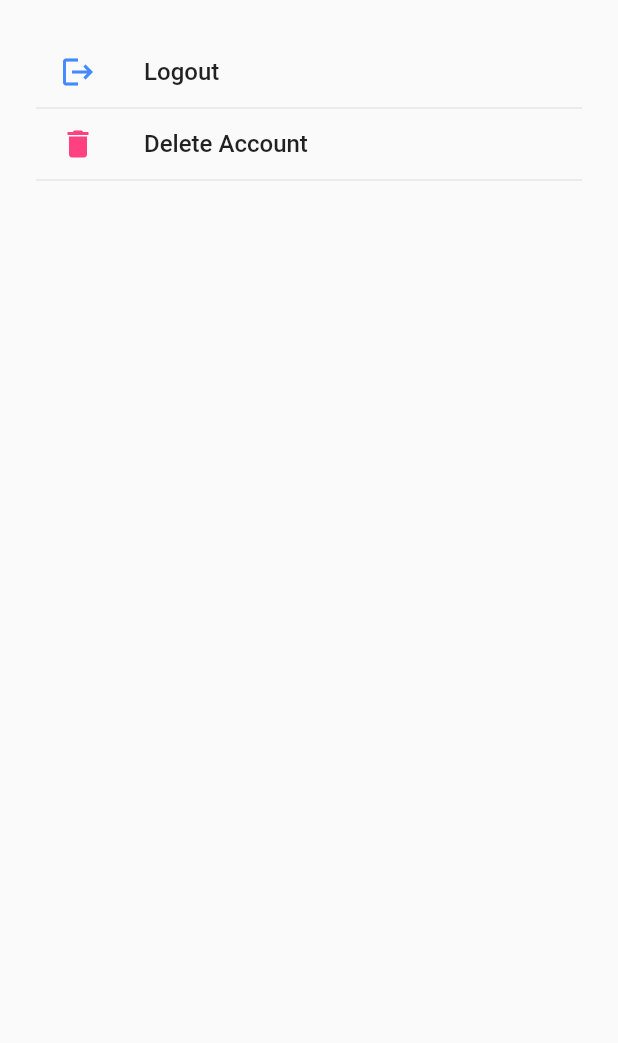
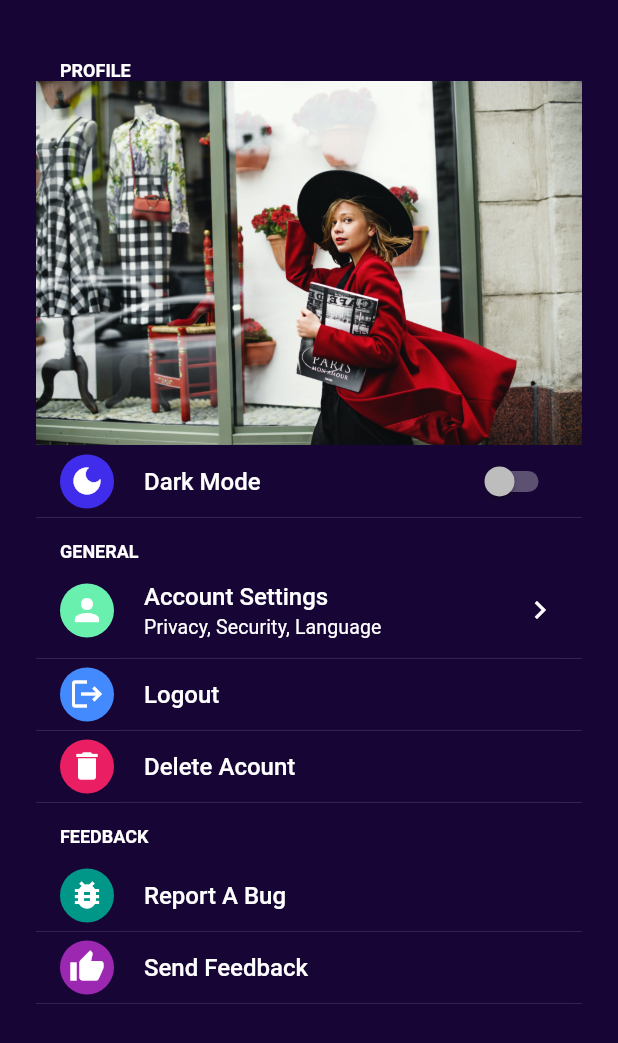
Before and after one commit to FARTASH-421/MyAppProjec1401, a Flutter app: the SettingPage screen opened directly, on a phone screen of 412 x 824 dp. Shown: the top 1043 px of the screen. Run offline on Flutter 3.47's test engine with Material 2 defaults, Android fonts, the phone set to English and light mode, and no system bars; drawn by our look-alikes of flutter_settings_screens; our stand-ins replace flutter_screenutil, font_awesome_flutter, line_awesome_flutter; statements that could not run were skipped.

Commit message:
create class HeaderPage and imagePage and change class ProfilePage

```diff
--- a/lib/LongPage.dart
+++ b/lib/LongPage.dart
@@ -83,7 +83,6 @@ class _LongPageState extends State<LongPage> {
      ],
    );
  }
-
  Widget  _bulidPhoneNumberRow(){
    return Padding(padding: const EdgeInsets.all(8),
      child: TextFormField(
--- a/lib/Header_page.dart
+++ b/lib/Profile/Header_page.dart
@@ -1,11 +1,12 @@
 import 'package:flutter/material.dart';
 import 'package:flutter_settings_screens/flutter_settings_screens.dart';
+
+import 'icon_widget.dart';
 
 class HeaderPage extends StatelessWidget {
 static const keyDarkMode = 'key-dark-mode';
 
-
-  @override
+@override
   Widget build(BuildContext context)=> Column(
     children: [
       buildHeader(),
@@ -18,7 +19,7 @@ static const keyDarkMode = 'key-dark-mode';
   Widget buildDarkMode () =>SwitchSettingsTile(
       title: 'Dark Mode',
       settingKey: keyDarkMode,
-      leading: Icon(Icons.dark_mode, color: Color(0xFF6422EF3),),
+      leading: IconWidget(icon:Icons.dark_mode, color: Color(0xFF6422EF3),),
       onChange: (_){ },
   );
 
@@ -28,4 +29,7 @@ static const keyDarkMode = 'key-dark-mode';
 
    ),
  );
+
+Widget buildUser(BuildContext context) => Center(
+);
 }
--- a/lib/account_page.dart
+++ b/lib/Profile/account_page.dart
@@ -1,5 +1,8 @@
 import 'package:flutter/material.dart';
 import 'package:flutter_settings_screens/flutter_settings_screens.dart';
+import 'package:my_pojects/Profile/setting_page.dart';
+
+import 'icon_widget.dart';
 
 class AccontPage extends StatelessWidget {
 static const keyLanguage = 'key-language';
@@ -15,12 +18,13 @@ static const keyPassword = 'key-password';
   Widget build(BuildContext context) => SimpleSettingsTile(
     title: 'Account Settings',
     subtitle: 'Privacy, Security, Language',
-    leading: Icon(Icons.person,color: Colors.greenAccent,),
+    leading: IconWidget( icon: Icons.person,color: Colors.greenAccent,),
     child: SettingsScreen(
       title: 'Account Settings',
       children: [
         builLanguage(),
         buildLocation(),
+        buildPassword(),
         buildPrivacy(context),
         buildSecurity(context),
         buildAcconuntInfo(context),
@@ -33,6 +37,7 @@ static const keyPassword = 'key-password';
     settingKey: keyLanguage,
     selected: 1,
     values: Language,
+    onChange: (language){ },
   );
 
   Widget buildLocation() => TextInputSettingsTile(
@@ -43,28 +48,43 @@ static const keyPassword = 'key-password';
 
   );
   Widget bulidAccount() =>SimpleSettingsTile(
-    leading: Icon(Icons.person,color: Colors.green,),
+    leading: IconWidget( icon:Icons.person,color: Colors.green,),
     title: 'Account Settings',
     subtitle: 'Privacy, Security, Language',
     child: Container(),
     onTap: () { },
+  );
 
-
-  );
   Widget buildPassword() => TextInputSettingsTile(
     settingKey: keyPassword,
     title:'Password',
     obscureText: true,
-    validator: (password) => password !=null && password.length >=
-        6? null
-      :'Enter 6 characters',
+    validator: (password) => password !=null && password.length >= 6
+        ? null :'Enter 6 characters',
 
   );
 
  Widget buildPrivacy(BuildContext context) => SimpleSettingsTile(
      title: 'Privacy',
      subtitle: '',
+   leading: IconWidget( icon: Icons.lock, color: Colors.blue,),
+   onTap: ()=> Utils.showSnackBar(context,'Clicked Privacy'),
  );
 
 
+Widget buildSecurity(context) =>SimpleSettingsTile(
+  title: 'Security',
+  subtitle: '',
+  leading: IconWidget( icon: Icons.security, color: Colors.red,),
+  onTap: ()=> Utils.showSnackBar(context,'Clicked Security'),
+);
+
+
+Widget buildAcconuntInfo(context) =>SimpleSettingsTile(
+  title: 'AccountInfo',
+  subtitle: '',
+  leading: IconWidget( icon: Icons.info, color: Colors.purple,),
+  onTap: ()=> Utils.showSnackBar(context,'Clicked AccountInfo'),
+);
+
 }
--- a/lib/setting_page.dart
+++ b/lib/Profile/setting_page.dart
@@ -1,6 +1,8 @@
 import 'package:flutter/material.dart';
 import 'package:flutter_settings_screens/flutter_settings_screens.dart';
-import 'package:my_pojects/icon_widget.dart';
+import 'package:my_pojects/Profile/account_page.dart';
+import 'package:my_pojects/Profile/image_profile.dart';
+import 'icon_widget.dart';
 
 class SettingPage extends StatefulWidget {
   const SettingPage({Key? key}) : super(key: key);
@@ -10,20 +12,31 @@ class SettingPage extends StatefulWidget {
 }
 
 class _SettingPageState extends State<SettingPage> {
+  static const keyDarkMode = 'key-dark-mode';
+
   @override
   Widget build(BuildContext context) => Scaffold(
+    // backgroundColor: Color(0x393F8DFF),
     body: SafeArea(
       child: ListView(
         padding: EdgeInsets.all(24),
         children: [
           SettingsGroup(
+            title: 'ProFile',
+            children: [
+              Image.asset('images/ksenia.jpg'),
+            ],
+          ),
+
+          buildDarkMode(),
+          SettingsGroup(
             title: 'GENERAL',
             children: [
-                buildLogOut(),
-                bulidDeletAccount(),
+              AccontPage(),
+              buildLogOut(),
+              bulidDeletAccount(),
               ],
           ),
-          const SizedBox(height: 32,),
           SettingsGroup(
               title: 'FEEDBACK',
               children: [
@@ -40,13 +53,30 @@ class _SettingPageState extends State<SettingPage> {
     title: 'Logout',
     leading: IconWidget( icon: Icons.logout, color: Colors.blueAccent,),
     subtitle: '',
-    onTap: (){ } ,
+    onTap: ()=> Utils.showSnackBar(context, 'Clicked Logout') ,
   );
+
+  Widget bulidAccount() =>SimpleSettingsTile(
+    leading: IconWidget( icon:Icons.person,color: Colors.green,),
+    title: 'Account Settings',
+    subtitle: 'Privacy, Security, Language',
+    child: Container(),
+    onTap: () {
+      Navigator.of(context).push(
+        MaterialPageRoute(
+            builder: (context){
+              return AccontPage();
+            }
+        ),
+      );
+    },
+  );
+
   Widget bulidDeletAccount() =>SimpleSettingsTile(
       title: 'Delete Acount',
       subtitle: '',
     leading: IconWidget( icon: Icons.delete, color: Colors.pink,),
-    onTap: ()=> Util.showSnackBar(context,'Clicked Deleted'),
+    onTap: ()=> Utils.showSnackBar(context,'Clicked Deleted'),
   );
 
  Widget bulidReportBug(BuildContext context) =>SimpleSettingsTile(
@@ -64,4 +94,26 @@ class _SettingPageState extends State<SettingPage> {
    onTap: ()=> Utils.showSnackBar(context,'Clicked SendFeedBack'),
 
  );
+
+  Widget buildDarkMode () =>SwitchSettingsTile(
+    title: 'Dark Mode',
+    settingKey: keyDarkMode,
+    leading: IconWidget(icon:Icons.dark_mode, color: Color(0xFF6422ef3),),
+    onChange: (_){ },
+  );
 }
+
+class Utils{
+
+  static showSnackBar(BuildContext context, String s) =>
+      Navigator.of(context).push(
+        MaterialPageRoute(
+            builder: (context){
+              return Navigator();
+            }
+        ),
+      );
+}
+class Feedback{
+
+}
--- a/lib/ProfilePage.dart
+++ /dev/null
@@ -1,41 +0,0 @@
-import 'package:flutter/material.dart';
-import 'package:flutter_screenutil/flutter_screenutil.dart';
-import 'package:flutter_settings_screens/flutter_settings_screens.dart';
-
-class SettingPage extends StatefulWidget {
-  const SettingPage({Key? key}) : super(key: key);
-
-  @override
-  State<SettingPage> createState() => _SettingPageState();
-}
-
-class _SettingPageState extends State<SettingPage> {
-  @override
-  Widget build(BuildContext context) =>Scaffold(
-    body: SafeArea(
-      child: ListView(
-        padding: EdgeInsets.all(24),
-        children: [
-          buildLogOut(),
-          bulidDeletAccount(),
-
-        ],
-      ),
-    ),
-  );
-  Widget buildLogOut() =>SimpleSettingsTile(
-    title: 'Logout',
-    leading: Icon(Icons.logout, color: Colors.blueAccent,),
-    subtitle: '',
-    onTap: (){ } ,
-
-  );
-
- Widget bulidDeletAccount() =>SimpleSettingsTile(
-     title: 'Delete Account',
-      subtitle: '',
-   leading: Icon(Icons.delete, color: Colors.pinkAccent,
-   ),
-   onTap: () => Util.,
- );
-}
--- a/pubspec.yaml
+++ b/pubspec.yaml
@@ -33,8 +33,8 @@ dependencies:
   line_awesome_flutter: ^2.0.0
   flutter_screenutil: ^5.5.3+1
   animated_theme_switcher: ^2.0.6
-  flutter_settings_screens: ^0.2.2+1
-  icon: ^2.2.1
+  flutter_settings_screens: ^0.2.1
+#  icon: ^2.2.1
 
 #  url_launcher: ^6.1.2
 
@@ -42,6 +42,7 @@ dependencies:
   # The following adds the Cupertino Icons font to your application.
   # Use with the CupertinoIcons class for iOS style icons.
   cupertino_icons: ^1.0.2
+  flutter_svg: ^1.0.3
 
 dev_dependencies:
   flutter_test:
```
Also changed, not shown: lib/Profile/Profile.dart (renamed from lib/Profile.dart, +47 -47 lines), lib/Profile/ProfilePage.dart (added, +21 -0 lines), lib/Profile/image_profile.dart (added, +100 -0 lines), lib/ShopButtonNavigator.dart (+20 -43 lines), lib/main.dart (+21 -8 lines), lib/Profile/icon_widget.dart (renamed from lib/icon_widget.dart), pubspec.lock.
